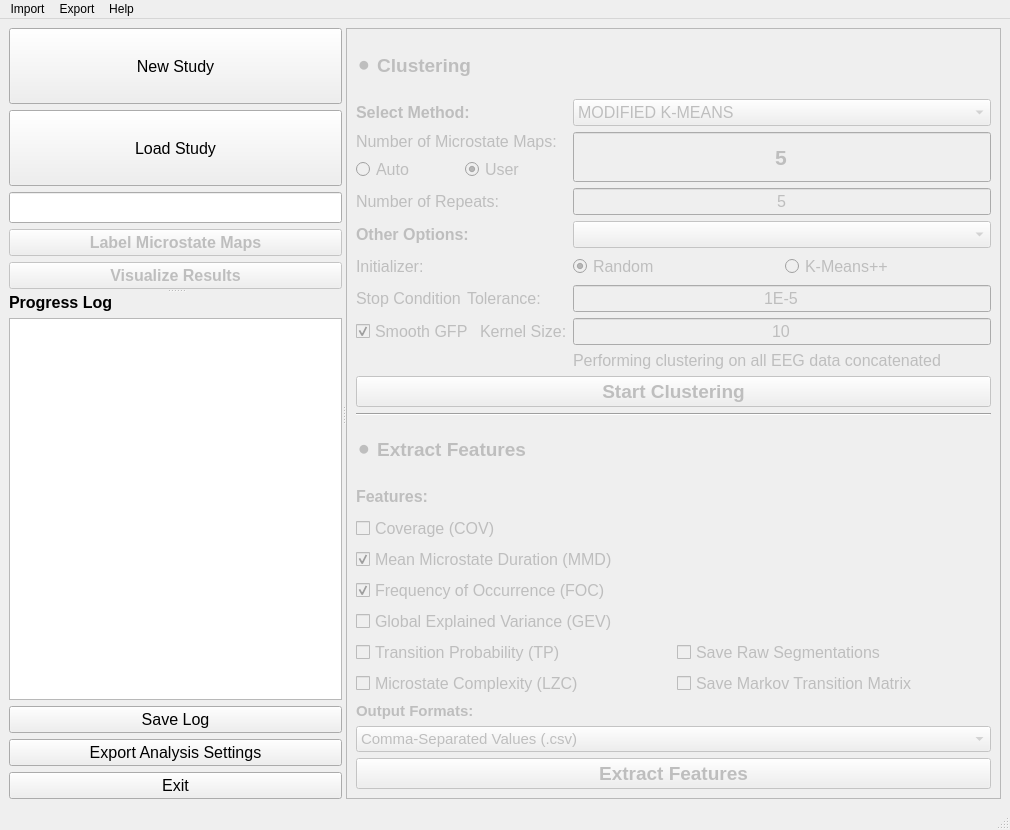
The window that src/main/resources/base/MainMicrostateWindow.ui (eeg-comet/eeg-comet) describes before a commit, drawn with Qt 5.
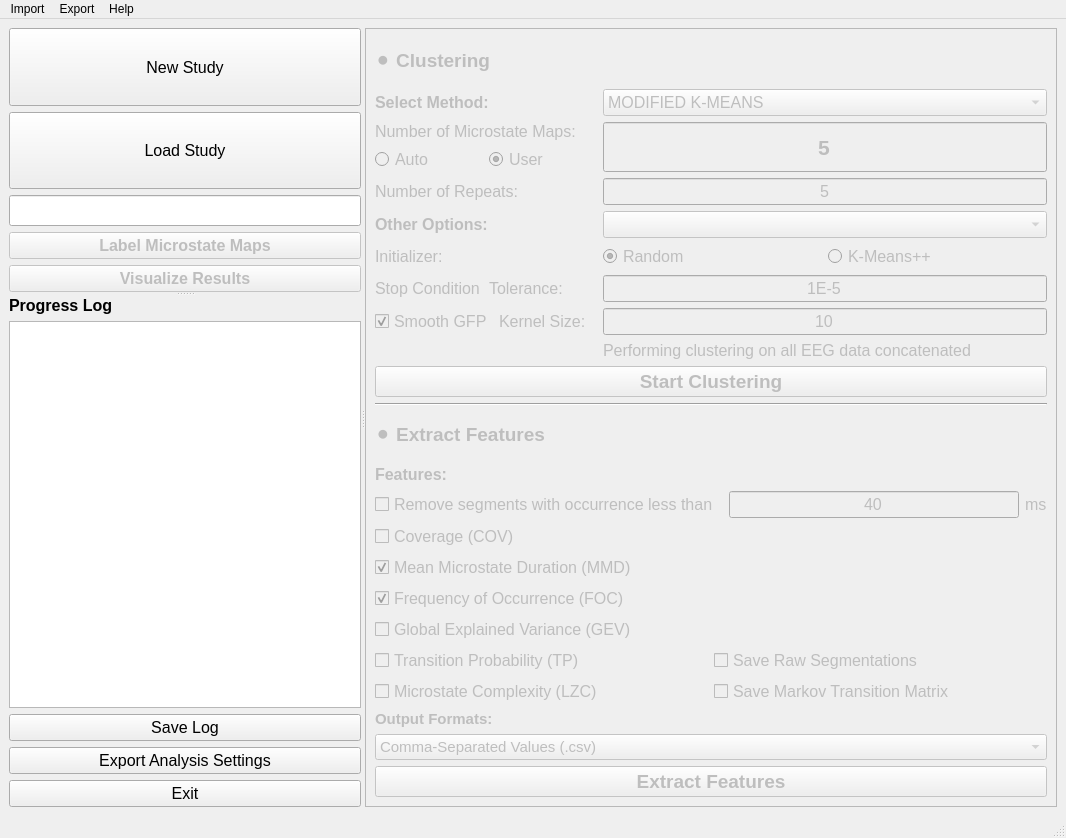
The same window after the commit.

Commit message: added the function to remove segments with short occurrence

```diff
--- a/src/main/resources/base/MainMicrostateWindow.ui
+++ b/src/main/resources/base/MainMicrostateWindow.ui
@@ -6,8 +6,8 @@
    <rect>
     <x>0</x>
     <y>0</y>
-    <width>1010</width>
-    <height>830</height>
+    <width>1066</width>
+    <height>838</height>
    </rect>
   </property>
   <property name="minimumSize">
@@ -286,8 +286,8 @@
          <rect>
           <x>0</x>
           <y>0</y>
-          <width>634</width>
-          <height>767</height>
+          <width>670</width>
+          <height>775</height>
          </rect>
         </property>
         <layout class="QVBoxLayout" name="verticalLayout_5">
@@ -296,21 +296,6 @@
            <property name="sizeConstraint">
             <enum>QLayout::SetDefaultConstraint</enum>
            </property>
-           <item row="13" column="0">
-            <widget class="QCheckBox" name="step3_tp_featurestoextract_checkbox">
-             <property name="enabled">
-              <bool>false</bool>
-             </property>
-             <property name="font">
-              <font>
-               <pointsize>12</pointsize>
-              </font>
-             </property>
-             <property name="text">
-              <string>Transition Probability (TP)</string>
-             </property>
-            </widget>
-           </item>
            <item row="4" column="0" colspan="2">
             <layout class="QVBoxLayout" name="verticalLayout">
              <property name="sizeConstraint">
@@ -356,6 +341,21 @@
              </item>
             </layout>
            </item>
+           <item row="14" column="0">
+            <widget class="QCheckBox" name="step3_tp_featurestoextract_checkbox">
+             <property name="enabled">
+              <bool>false</bool>
+             </property>
+             <property name="font">
+              <font>
+               <pointsize>12</pointsize>
+              </font>
+             </property>
+             <property name="text">
+              <string>Transition Probability (TP)</string>
+             </property>
+            </widget>
+           </item>
            <item row="2" column="0" colspan="2">
             <layout class="QGridLayout" name="gridLayout_8">
              <item row="10" column="1" colspan="2">
@@ -793,7 +793,37 @@
              </item>
             </layout>
            </item>
-           <item row="23" column="0" colspan="2">
+           <item row="5" column="0" colspan="2">
+            <widget class="Line" name="line_2">
+             <property name="orientation">
+              <enum>Qt::Horizontal</enum>
+             </property>
+            </widget>
+           </item>
+           <item row="8" column="0" colspan="2">
+            <widget class="QLabel" name="step3_featurestoextract_label">
+             <property name="enabled">
+              <bool>false</bool>
+             </property>
+             <property name="sizePolicy">
+              <sizepolicy hsizetype="Minimum" vsizetype="Preferred">
+               <horstretch>0</horstretch>
+               <verstretch>0</verstretch>
+              </sizepolicy>
+             </property>
+             <property name="font">
+              <font>
+               <pointsize>12</pointsize>
+               <weight>75</weight>
+               <bold>true</bold>
+              </font>
+             </property>
+             <property name="text">
+              <string>Features:</string>
+             </property>
+            </widget>
+           </item>
+           <item row="24" column="0" colspan="2">
             <layout class="QVBoxLayout" name="verticalLayout_2">
              <property name="sizeConstraint">
               <enum>QLayout::SetMaximumSize</enum>
@@ -917,36 +947,6 @@
              </item>
             </layout>
            </item>
-           <item row="8" column="0" colspan="2">
-            <widget class="QLabel" name="step3_featurestoextract_label">
-             <property name="enabled">
-              <bool>false</bool>
-             </property>
-             <property name="sizePolicy">
-              <sizepolicy hsizetype="Minimum" vsizetype="Preferred">
-               <horstretch>0</horstretch>
-               <verstretch>0</verstretch>
-              </sizepolicy>
-             </property>
-             <property name="font">
-              <font>
-               <pointsize>12</pointsize>
-               <weight>75</weight>
-               <bold>true</bold>
-              </font>
-             </property>
-             <property name="text">
-              <string>Features:</string>
-             </property>
-            </widget>
-           </item>
-           <item row="5" column="0" colspan="2">
-            <widget class="Line" name="line_2">
-             <property name="orientation">
-              <enum>Qt::Horizontal</enum>
-             </property>
-            </widget>
-           </item>
            <item row="6" column="0" rowspan="2" colspan="2">
             <layout class="QHBoxLayout" name="horizontalLayout_14">
              <property name="sizeConstraint">
@@ -995,7 +995,7 @@
              </item>
             </layout>
            </item>
-           <item row="11" column="0">
+           <item row="12" column="0">
             <widget class="QCheckBox" name="step3_foc_featurestoextract_checkbox">
              <property name="enabled">
               <bool>false</bool>
@@ -1019,61 +1019,7 @@
              </property>
             </widget>
            </item>
-           <item row="12" column="0">
-            <widget class="QCheckBox" name="step3_gev_featurestoextract_checkbox">
-             <property name="enabled">
-              <bool>false</bool>
-             </property>
-             <property name="font">
-              <font>
-               <pointsize>12</pointsize>
-              </font>
-             </property>
-             <property name="text">
-              <string>Global Explained Variance (GEV)</string>
-             </property>
-            </widget>
-           </item>
-           <item row="10" column="0">
-            <widget class="QCheckBox" name="step3_mmd_featurestoextract_checkbox">
-             <property name="enabled">
-              <bool>false</bool>
-             </property>
-             <property name="sizePolicy">
-              <sizepolicy hsizetype="Minimum" vsizetype="Fixed">
-               <horstretch>0</horstretch>
-               <verstretch>0</verstretch>
-              </sizepolicy>
-             </property>
-             <property name="font">
-              <font>
-               <pointsize>12</pointsize>
-              </font>
-             </property>
-             <property name="text">
-              <string>Mean Microstate Duration (MMD)</string>
-             </property>
-             <property name="checked">
-              <bool>true</bool>
-             </property>
-            </widget>
-           </item>
-           <item row="9" column="0">
-            <widget class="QCheckBox" name="step3_coverage_featurestoextract_checkbox">
-             <property name="enabled">
-              <bool>false</bool>
-             </property>
-             <property name="font">
-              <font>
-               <pointsize>12</pointsize>
-              </font>
-             </property>
-             <property name="text">
-              <string>Coverage (COV)</string>
-             </property>
-            </widget>
-           </item>
-           <item row="14" column="0">
+           <item row="15" column="0">
             <widget class="QCheckBox" name="step3_complexity_featurestoextract_checkbox">
              <property name="enabled">
               <bool>false</bool>
@@ -1088,7 +1034,7 @@
              </property>
             </widget>
            </item>
-           <item row="14" column="1">
+           <item row="15" column="1">
             <widget class="QCheckBox" name="step3_save_transitions_checkbox">
              <property name="enabled">
               <bool>false</bool>
@@ -1109,7 +1055,7 @@
              </property>
             </widget>
            </item>
-           <item row="13" column="1">
+           <item row="14" column="1">
             <widget class="QCheckBox" name="step3_save_segmentations_checkbox">
              <property name="enabled">
               <bool>false</bool>
@@ -1124,6 +1070,115 @@
              </property>
             </widget>
            </item>
+           <item row="10" column="0">
+            <widget class="QCheckBox" name="step3_coverage_featurestoextract_checkbox">
+             <property name="enabled">
+              <bool>false</bool>
+             </property>
+             <property name="font">
+              <font>
+               <pointsize>12</pointsize>
+              </font>
+             </property>
+             <property name="text">
+              <string>Coverage (COV)</string>
+             </property>
+            </widget>
+           </item>
+           <item row="13" column="0">
+            <widget class="QCheckBox" name="step3_gev_featurestoextract_checkbox">
+             <property name="enabled">
+              <bool>false</bool>
+             </property>
+             <property name="font">
+              <font>
+               <pointsize>12</pointsize>
+              </font>
+             </property>
+             <property name="text">
+              <string>Global Explained Variance (GEV)</string>
+             </property>
+            </widget>
+           </item>
+           <item row="11" column="0">
+            <widget class="QCheckBox" name="step3_mmd_featurestoextract_checkbox">
+             <property name="enabled">
+              <bool>false</bool>
+             </property>
+             <property name="sizePolicy">
+              <sizepolicy hsizetype="Minimum" vsizetype="Fixed">
+               <horstretch>0</horstretch>
+               <verstretch>0</verstretch>
+              </sizepolicy>
+             </property>
+             <property name="font">
+              <font>
+               <pointsize>12</pointsize>
+              </font>
+             </property>
+             <property name="text">
+              <string>Mean Microstate Duration (MMD)</string>
+             </property>
+             <property name="checked">
+              <bool>true</bool>
+             </property>
+            </widget>
+           </item>
+           <item row="9" column="0" colspan="2">
+            <layout class="QHBoxLayout" name="horizontalLayout">
+             <item>
+              <widget class="QCheckBox" name="step3_remove_segs_checkbox">
+               <property name="enabled">
+                <bool>false</bool>
+               </property>
+               <property name="font">
+                <font>
+                 <pointsize>12</pointsize>
+                </font>
+               </property>
+               <property name="text">
+                <string>Remove segments with occurrence less than </string>
+               </property>
+              </widget>
+             </item>
+             <item>
+              <widget class="QLineEdit" name="step3_remove_segs_input">
+               <property name="enabled">
+                <bool>false</bool>
+               </property>
+               <property name="font">
+                <font>
+                 <pointsize>12</pointsize>
+                </font>
+               </property>
+               <property name="text">
+                <string>40</string>
+               </property>
+               <property name="maxLength">
+                <number>3</number>
+               </property>
+               <property name="alignment">
+                <set>Qt::AlignCenter</set>
+               </property>
+              </widget>
+             </item>
+             <item>
+              <widget class="QLabel" name="step3_remove_segs_label">
+               <property name="enabled">
+                <bool>false</bool>
+               </property>
+               <property name="font">
+                <font>
+                 <pointsize>12</pointsize>
+                </font>
+               </property>
+               <property name="text">
+                <string>ms</string>
+               </property>
+              </widget>
+             </item>
+            </layout>
+           </item>
           </layout>
          </item>
         </layout>
@@ -1138,7 +1193,7 @@
     <rect>
      <x>0</x>
      <y>0</y>
-     <width>1010</width>
+     <width>1066</width>
      <height>22</height>
     </rect>
    </property>
```
The commit also changes 4 other files.
